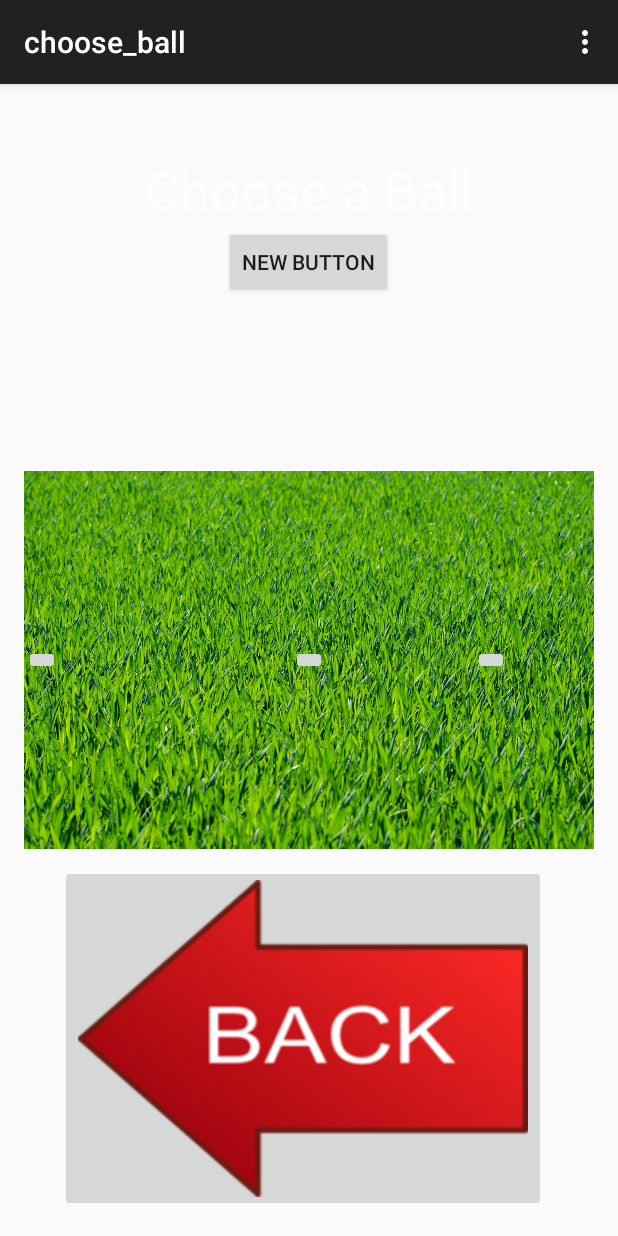
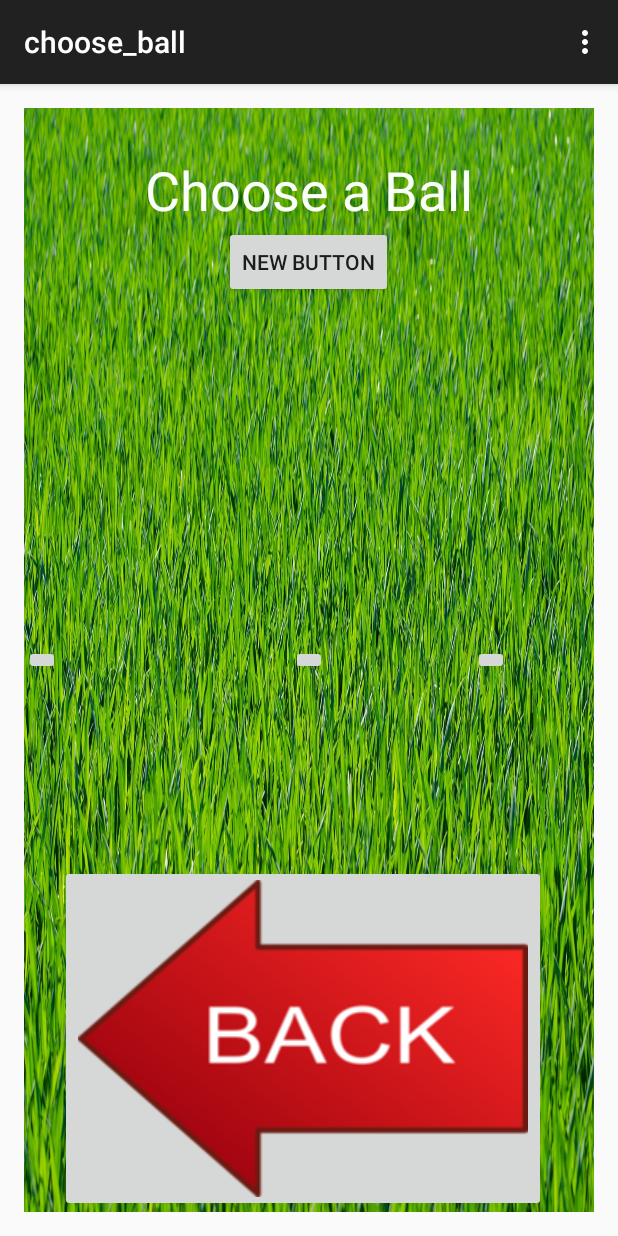
Before and after one commit to Darthpwner/Keepy-Uppy-Android, an Android app: the choose_ball screen opened directly, with no data from a screen before it, on a phone screen of 412 x 824 dp. Run offline under Robolectric (Android 15) with nearby library versions, the phone set to English and light mode, and no system bars.

Commit message:
Cleaned up backgrounds using fitXY

```diff
--- a/app/src/main/res/layout/activity_choose_background.xml
+++ b/app/src/main/res/layout/activity_choose_background.xml
@@ -16,7 +16,8 @@
         android:layout_alignParentEnd="true"
         android:focusableInTouchMode="false"
         android:contentDescription=""
-        android:layout_alignParentStart="true" />
+        android:layout_alignParentStart="true"
+        android:scaleType="fitXY" />
 
     <TextView
         android:layout_width="wrap_content"
--- a/app/src/main/res/layout/activity_choose_ball.xml
+++ b/app/src/main/res/layout/activity_choose_ball.xml
@@ -5,6 +5,16 @@
     android:paddingTop="@dimen/activity_vertical_margin"
     android:paddingBottom="@dimen/activity_vertical_margin"
     tools:context="matthewallenlinsoftware.keepy_uppy.choose_ball">
+
+    <ImageView
+        android:layout_width="fill_parent"
+        android:layout_height="fill_parent"
+        android:id="@+id/choose_ball_background"
+        android:src="@drawable/choose_ball"
+        android:layout_alignParentRight="true"
+        android:layout_alignParentEnd="true"
+        android:layout_alignParentTop="true"
+        android:scaleType="fitXY" />
 
     <TextView
         android:layout_width="wrap_content"
@@ -18,15 +28,6 @@
         android:layout_centerHorizontal="true"
         android:layout_marginTop="30dp"
         android:textColor="#fffbfffb" />
-
-    <ImageView
-        android:layout_width="fill_parent"
-        android:layout_height="fill_parent"
-        android:id="@+id/choose_ball_background"
-        android:src="@drawable/choose_ball"
-        android:layout_alignParentRight="true"
-        android:layout_alignParentEnd="true"
-        android:layout_alignParentTop="true" />
 
     <ImageButton
         android:layout_width="wrap_content"
```
